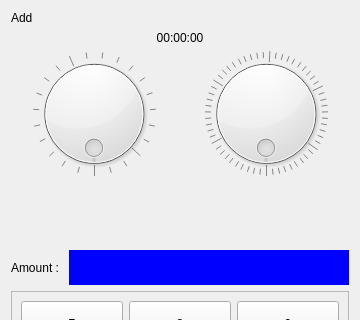
The window that dlgsettime.ui (ic005k/Knot-Legacy) describes before a commit, drawn with Qt 5; both pictures show x 0 to 360 and y 0 to 320 of the 360 by 725 pixel window.
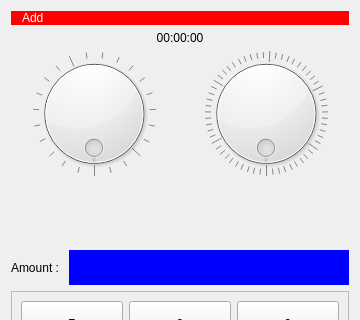
The same window after the commit.

The edit to the form file:
```diff
--- a/dlgsettime.ui
+++ b/dlgsettime.ui
@@ -16,6 +16,17 @@
   <layout class="QVBoxLayout" name="verticalLayout">
    <item>
     <widget class="QLabel" name="lblTitle">
+     <property name="styleSheet">
+      <string notr="true">QLabel
+{
+border: 0px solid gray;
+border-radius: 0px;
+padding: 0 8px;
+background: red;
+color:white;
+selection-background-color: lightblue;
+}</string>
+     </property>
      <property name="text">
       <string>Add</string>
      </property>
```
